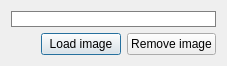
Qt form imageview.ui (aksi1984/Home-library) before a commit.
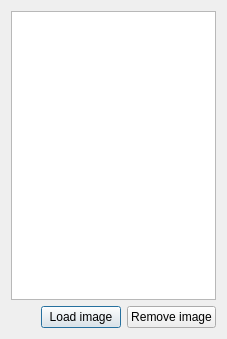
The same form after that commit.

Commit message: ImageView class reimplementation

```diff
--- a/imageview.ui
+++ b/imageview.ui
@@ -7,7 +7,7 @@
     <x>0</x>
     <y>0</y>
     <width>227</width>
-    <height>66</height>
+    <height>339</height>
    </rect>
   </property>
   <property name="windowTitle">
@@ -20,18 +20,7 @@
    <item>
     <layout class="QVBoxLayout" name="imageLayout">
      <item>
-      <widget class="QLabel" name="imageLabel">
-       <property name="styleSheet">
-        <string notr="true">QLabel
-{
-	background: white;
-	border: 1px solid gray;
-}</string>
-       </property>
-       <property name="text">
-        <string/>
-       </property>
-      </widget>
+      <widget class="QGraphicsView" name="graphicsView"/>
      </item>
     </layout>
    </item>
```
Left out of the diff: 2 changed lines with no effect on the pictures. The commit also changes 79 other files.
